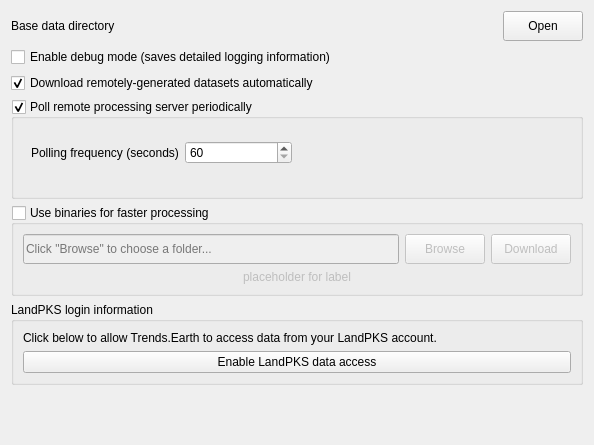
Above: LDMP/gui/WidgetSettingsAdvanced.ui from ConservationInternational/trends.earth before the change. Below: the same form after it.
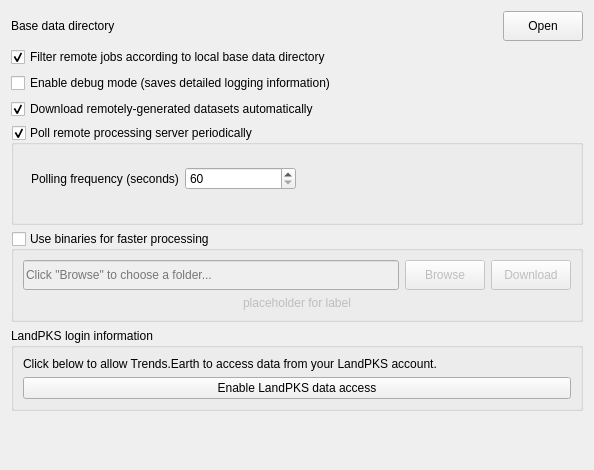
That is the form after the change. Custom widgets are drawn as their Qt base class.

The edit to the form file:
```diff
--- a/LDMP/gui/WidgetSettingsAdvanced.ui
+++ b/LDMP/gui/WidgetSettingsAdvanced.ui
@@ -7,7 +7,7 @@
     <x>0</x>
     <y>0</y>
     <width>594</width>
-    <height>445</height>
+    <height>470</height>
    </rect>
   </property>
   <property name="sizePolicy">
@@ -81,6 +81,16 @@
      </item>
     </layout>
    </item>
+   <item>
+    <widget class="QCheckBox" name="filter_jobs_by_basedir_checkbox">
+     <property name="text">
+      <string>Filter remote jobs according to local base data directory</string>
+     </property>
+     <property name="checked">
+      <bool>true</bool>
+     </property>
+    </widget>
+   </item>
    <item>
     <widget class="QCheckBox" name="debug_checkbox">
      <property name="text">
@@ -123,7 +133,7 @@
        <rect>
         <x>20</x>
         <y>40</y>
-        <width>261</width>
+        <width>265</width>
         <height>28</height>
        </rect>
       </property>
```
Left out of the diff: 2 changed lines with no effect on the pictures.
